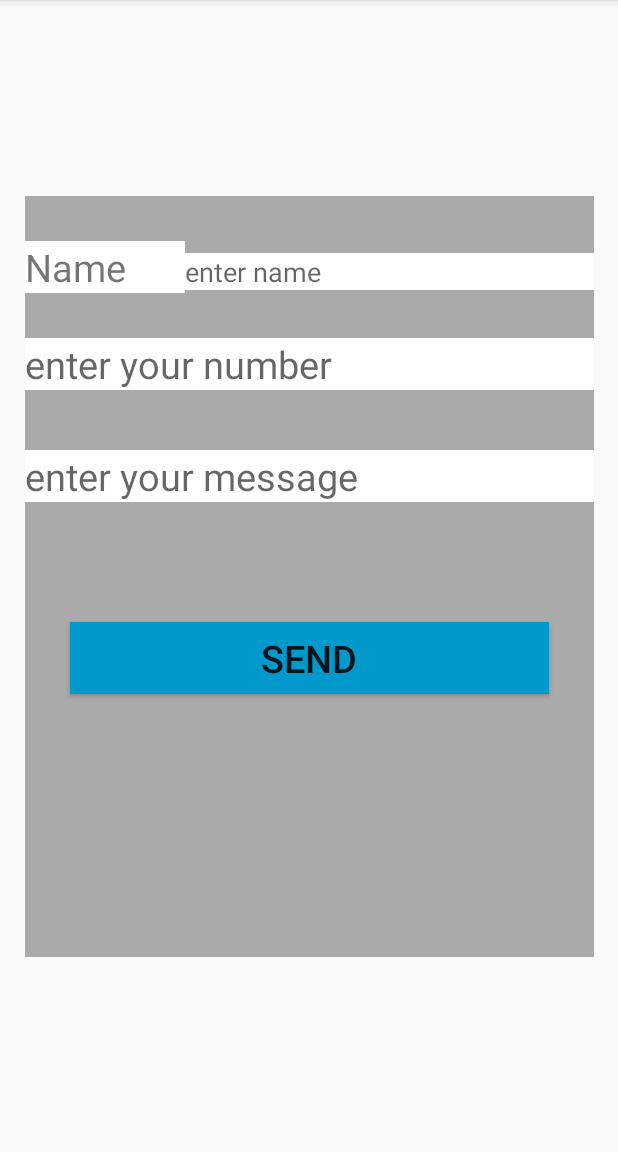
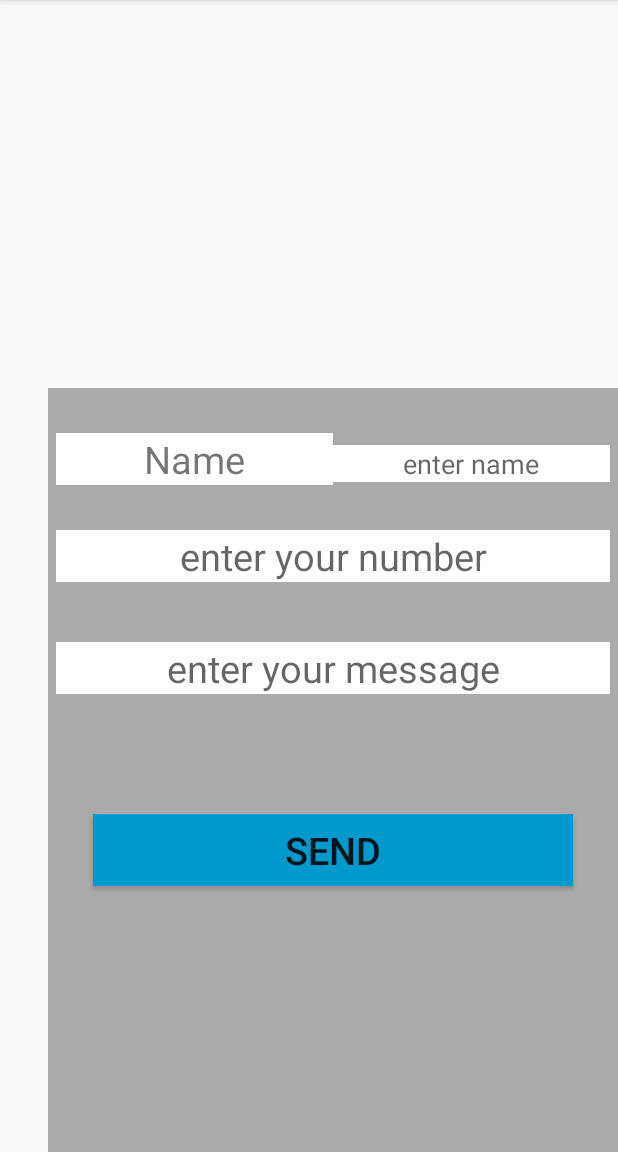
Before and after one commit to Sakshi013/OTP, an Android app: the screen it shows after launch (MainActivity), on a phone screen of 412 x 824 dp, the part 84-1236 px from its top. Run offline under Robolectric (Android 15) with nearby library versions, the phone set to English and light mode, and no system bars.

Commit message:
second commit

```diff
--- a/app/src/main/java/com/example/sakshi/androidpermission/MainActivity.java
+++ b/app/src/main/java/com/example/sakshi/androidpermission/MainActivity.java
@@ -77,6 +77,7 @@ import java.util.Random;
     }
 
     @Override
+
     public void onRequestPermissionsResult(int requestCode, @NonNull String[] permissions, @NonNull int[] grantResults) {
         super.onRequestPermissionsResult(requestCode, permissions, grantResults);
 
--- a/app/src/main/res/layout/activity_main.xml
+++ b/app/src/main/res/layout/activity_main.xml
@@ -7,28 +7,33 @@
     tools:context=".MainActivity">
 
     <LinearLayout
-        android:layout_width="379dp"
-        android:layout_height="507dp"
+        android:layout_width="380dp"
+        android:layout_height="509dp"
         android:background="@android:color/darker_gray"
         android:orientation="vertical"
         app:layout_constraintBottom_toBottomOf="parent"
         app:layout_constraintEnd_toEndOf="parent"
+        app:layout_constraintHorizontal_bias="1.0"
         app:layout_constraintStart_toStartOf="parent"
-        app:layout_constraintTop_toTopOf="parent">
+        app:layout_constraintTop_toTopOf="parent"
+        app:layout_constraintVertical_bias="1.0">
 
         <LinearLayout
             android:layout_width="match_parent"
             android:layout_height="wrap_content"
+            android:layout_marginLeft="5dp"
+            android:layout_marginRight="5dp"
             android:layout_marginTop="30dp"
             android:orientation="horizontal">
 
             <TextView
                 android:id="@+id/textView"
-                android:layout_width="213dp"
+                android:layout_width="match_parent"
                 android:layout_height="wrap_content"
                 android:layout_weight="1"
                 android:background="@android:color/white"
                 android:text="@string/name"
+                android:textAlignment="center"
                 android:textSize="25sp" />
 
             <EditText
@@ -39,29 +44,36 @@
                 android:background="@android:color/white"
                 android:ems="10"
                 android:hint="@string/enter_name"
-                android:inputType="textPersonName" />
+                android:inputType="textPersonName"
+                android:textAlignment="center" />
         </LinearLayout>
 
         <EditText
             android:id="@+id/num"
             android:layout_width="match_parent"
             android:layout_height="wrap_content"
+            android:layout_marginLeft="5dp"
+            android:layout_marginRight="5dp"
             android:layout_marginTop="30dp"
             android:background="@android:color/white"
             android:ems="10"
             android:hint="@string/enter_your_number"
             android:inputType="number"
+            android:textAlignment="center"
             android:textSize="25sp" />
 
         <EditText
             android:id="@+id/text"
             android:layout_width="match_parent"
             android:layout_height="wrap_content"
+            android:layout_marginLeft="5dp"
+            android:layout_marginRight="5dp"
             android:layout_marginTop="40dp"
             android:background="@android:color/white"
             android:ems="10"
             android:hint="@string/enter_your_message"
             android:inputType="textPersonName"
+            android:textAlignment="center"
             android:textSize="25sp" />
 
         <Button
@@ -73,6 +85,7 @@
             android:layout_marginTop="80dp"
             android:background="@android:color/holo_blue_dark"
             android:text="@string/send"
+            android:textAlignment="center"
             android:textSize="25sp" />
 
     </LinearLayout>
--- a/app/src/main/res/layout/activity_main2.xml
+++ b/app/src/main/res/layout/activity_main2.xml
@@ -19,18 +19,24 @@
             android:id="@+id/textView2"
             android:layout_width="match_parent"
             android:layout_height="wrap_content"
+            android:layout_marginLeft="5dp"
+            android:layout_marginRight="5dp"
             android:layout_marginTop="50dp"
             android:text="@string/otp_confirmation"
+            android:textAlignment="center"
             android:textSize="40sp" />
 
         <EditText
             android:id="@+id/OTP"
             android:layout_width="match_parent"
             android:layout_height="wrap_content"
+            android:layout_marginLeft="5dp"
+            android:layout_marginRight="5dp"
             android:layout_marginTop="30dp"
             android:ems="10"
             android:hint="@string/enter_here"
-            android:inputType="textPersonName" />
+            android:inputType="textPersonName"
+            android:textAlignment="center" />
 
         <Button
             android:id="@+id/otpButton"
```
Also changed, not shown: app/src/main/java/com/example/sakshi/androidpermission/Main2Activity.java (+7 -1 lines).
